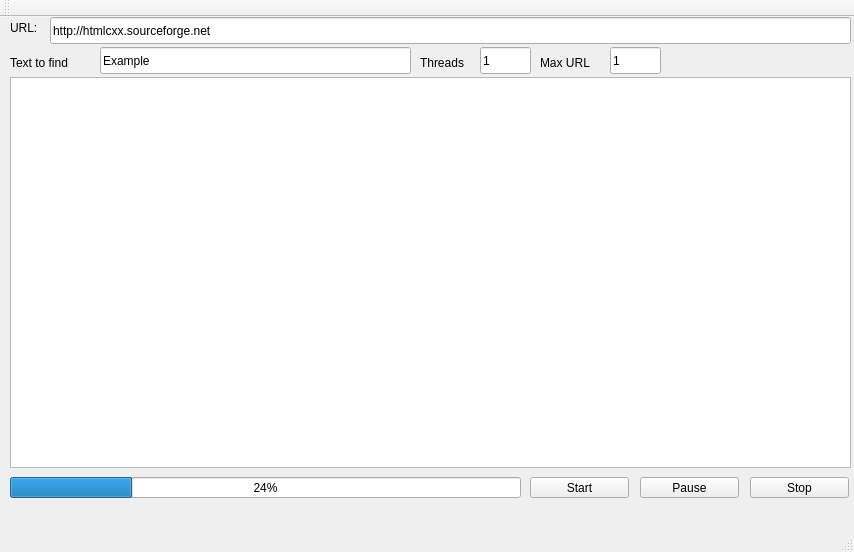
This is UI/mainwindow.ui in kachkanius/url-parser as Qt 5 draws it before an edit. The edited form follows.
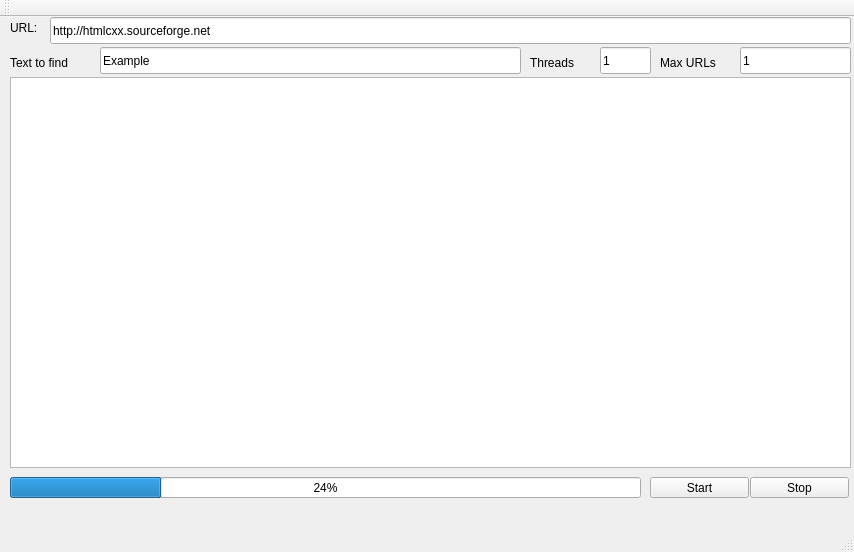
This is the edited form.

What changed in the file:
```diff
--- a/UI/mainwindow.ui
+++ b/UI/mainwindow.ui
@@ -43,7 +43,7 @@
    <widget class="QPushButton" name="button_start">
     <property name="geometry">
      <rect>
-      <x>530</x>
+      <x>650</x>
       <y>460</y>
       <width>99</width>
       <height>21</height>
@@ -53,19 +53,6 @@
      <string>Start</string>
     </property>
    </widget>
-   <widget class="QPushButton" name="button_pause">
-    <property name="geometry">
-     <rect>
-      <x>640</x>
-      <y>460</y>
-      <width>99</width>
-      <height>21</height>
-     </rect>
-    </property>
-    <property name="text">
-     <string>Pause</string>
-    </property>
-   </widget>
    <widget class="QPushButton" name="button_stop">
     <property name="geometry">
      <rect>
@@ -82,7 +69,7 @@
    <widget class="QLabel" name="label_threads_count">
     <property name="geometry">
      <rect>
-      <x>420</x>
+      <x>530</x>
       <y>30</y>
       <width>61</width>
       <height>31</height>
@@ -95,7 +82,7 @@
    <widget class="QLineEdit" name="edit_threads_num">
     <property name="geometry">
      <rect>
-      <x>480</x>
+      <x>600</x>
       <y>30</y>
       <width>51</width>
       <height>27</height>
@@ -104,13 +91,16 @@
     <property name="text">
      <string>1</string>
     </property>
+    <property name="readOnly">
+     <bool>false</bool>
+    </property>
    </widget>
    <widget class="QLineEdit" name="edit_max_urls">
     <property name="geometry">
      <rect>
-      <x>610</x>
+      <x>740</x>
       <y>30</y>
-      <width>51</width>
+      <width>111</width>
       <height>27</height>
      </rect>
     </property>
@@ -121,14 +111,14 @@
    <widget class="QLabel" name="label_max_urls">
     <property name="geometry">
      <rect>
-      <x>540</x>
+      <x>660</x>
       <y>30</y>
-      <width>61</width>
+      <width>81</width>
       <height>31</height>
      </rect>
     </property>
     <property name="text">
-     <string>Max URL</string>
+     <string>Max URLs</string>
     </property>
    </widget>
    <widget class="QLineEdit" name="edit_text_to_find">
@@ -136,7 +126,7 @@
      <rect>
       <x>100</x>
       <y>30</y>
-      <width>311</width>
+      <width>421</width>
       <height>27</height>
      </rect>
     </property>
@@ -172,7 +162,7 @@
      <rect>
       <x>10</x>
       <y>460</y>
-      <width>511</width>
+      <width>631</width>
       <height>21</height>
      </rect>
     </property>
```
Left out of the diff: 2 changed lines with no effect on the pictures.
